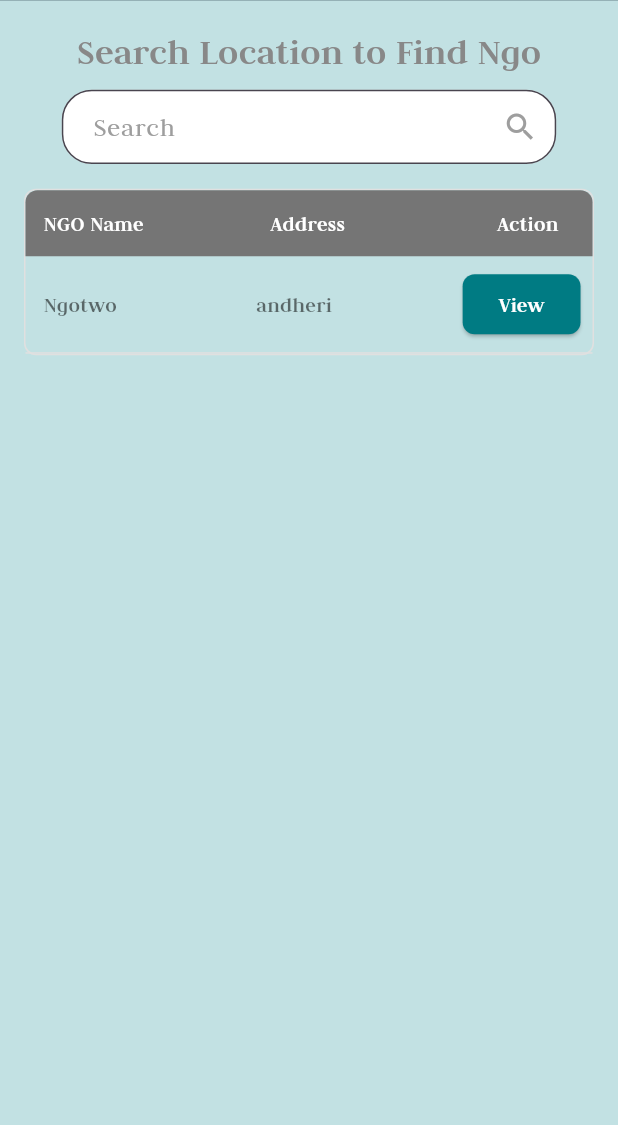
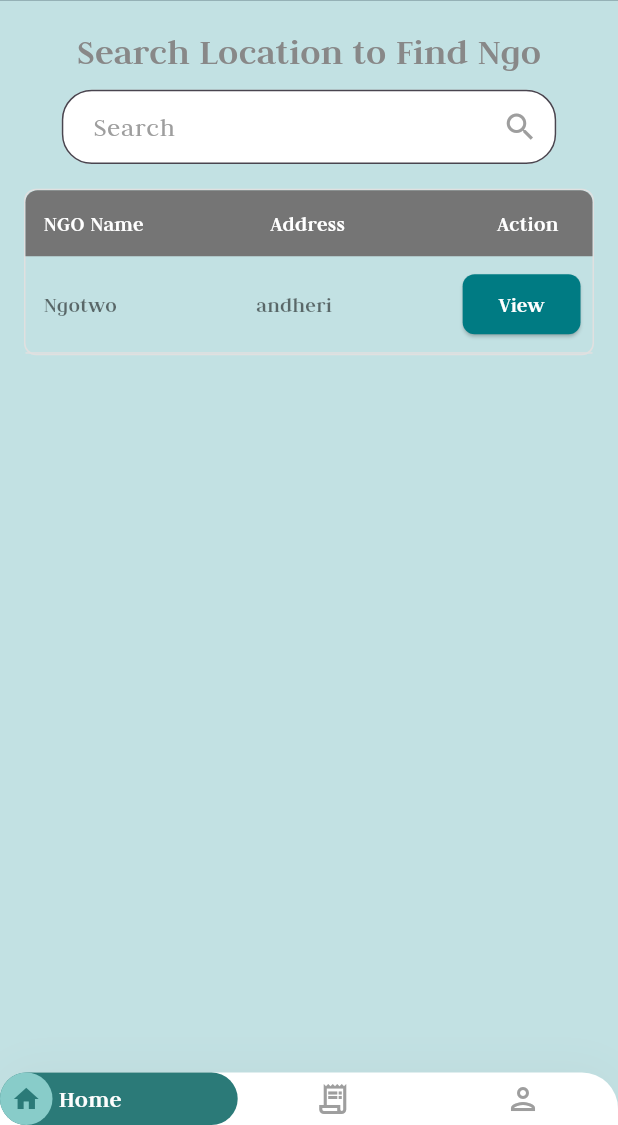
Before and after one commit to Mahmoud031/graduation_project, a Flutter app: the HomeView screen opened by its route, on a phone screen of 412 x 824 dp, the part 111-1236 px from its top. Run offline on Flutter 3.47's test engine with Material 3 defaults, Android fonts, the phone set to English and light mode, and no system bars; our stand-ins replace bloc, cloud_firestore, dartz, dots_indicator, firebase_auth, firebase_core and 5 more; missing offline and left inert: flutter_facebook_auth; accounts and stored records are empty.

Commit message:
custom bottom navigation bart

```diff
--- /dev/null
+++ b/lib/features/home/domain/entities/bottom_navigation_bar_entity.dart
@@ -0,0 +1,35 @@
+import 'package:flutter/material.dart';
+
+class BottomNavigationBarEntity {
+  final Icon activeIcon, inActiveIcon;
+  final String name;
+
+  BottomNavigationBarEntity(
+      {required this.activeIcon,
+      required this.inActiveIcon,
+      required this.name});
+}
+
+List<BottomNavigationBarEntity> get bottomNavigationBarItems => [
+      BottomNavigationBarEntity(
+        activeIcon: Icon(
+          Icons.home,
+          color: Color(0xFF174B4A),
+        ),
+        inActiveIcon: Icon(Icons.home_outlined, color: Colors.grey),
+        name: 'Home',
+      ),
+      BottomNavigationBarEntity(
+        activeIcon: Icon(
+          Icons.receipt_long,
+          color: Color(0xFF174B4A),
+        ),
+        inActiveIcon: Icon(Icons.receipt_long_outlined, color: Colors.grey),
+        name: 'Transactions',
+      ),
+      BottomNavigationBarEntity(
+        activeIcon: Icon(Icons.person, color: Color(0xFF174B4A)),
+        inActiveIcon: Icon(Icons.person_outlined, color: Colors.grey),
+        name: 'Profile',
+      ),
+    ];
--- a/lib/features/home/presentation/views/home_view.dart
+++ b/lib/features/home/presentation/views/home_view.dart
@@ -1,6 +1,7 @@
 import 'package:flutter/material.dart';
 import 'package:graduation_project/core/widgets/custom_side_bar.dart';
 
+import 'widgets/custom_bottom_navigation_bar.dart';
 import 'widgets/home_view_body.dart';
 
 class HomeView extends StatelessWidget {
@@ -9,6 +10,7 @@ class HomeView extends StatelessWidget {
   @override
   Widget build(BuildContext context) {
     return Scaffold(
+      bottomNavigationBar: CustomBottomNavigationBar(),
       backgroundColor: Color(0xFFC2E1E3),
       drawer: const CustomSideBar(),
       body: SafeArea(child: HomeViewBody()),
--- /dev/null
+++ b/lib/features/home/presentation/views/widgets/acitve_item.dart
@@ -0,0 +1,46 @@
+import 'package:flutter/material.dart';
+import 'package:graduation_project/core/utils/app_text_styles.dart';
+
+class ActiveItem extends StatelessWidget {
+  const ActiveItem({super.key, required this.text, required this.icon});
+  final String text;
+  final Icon icon;
+  @override
+  Widget build(BuildContext context) {
+    return Container(
+      decoration: BoxDecoration(
+        color: const Color(0xFF2B7A78),
+        borderRadius: BorderRadius.circular(30),
+      ),
+      child: Row(
+        mainAxisSize: MainAxisSize.min,
+        children: [
+          Container(
+            width: 35,
+            height: 35,
+            decoration: ShapeDecoration(
+              color: const Color(0xFF88CCC9),
+              shape: RoundedRectangleBorder(
+                borderRadius: BorderRadius.circular(30),
+              ),
+            ),
+            child: Center(
+              child: Icon(
+                icon.icon,
+                color: const Color(0xFF2B7A78),
+                size: 20,
+              ),
+            ),
+          ),
+          const SizedBox(width: 4),
+          Text(
+            text,
+            style: TextStyles.textstyle16.copyWith(
+              color: Color(0xFFFDFDFD),
+            ),
+          ),
+        ],
+      ),
+    );
+  }
+}
--- /dev/null
+++ b/lib/features/home/presentation/views/widgets/custom_bottom_navigation_bar.dart
@@ -0,0 +1,54 @@
+import 'package:flutter/material.dart';
+import 'package:graduation_project/features/home/domain/entities/bottom_navigation_bar_entity.dart';
+import 'navigation_bar_item.dart';
+
+class CustomBottomNavigationBar extends StatefulWidget {
+  const CustomBottomNavigationBar({super.key});
+
+  @override
+  State<CustomBottomNavigationBar> createState() =>
+      _CustomBottomNavigationBarState();
+}
+
+class _CustomBottomNavigationBarState extends State<CustomBottomNavigationBar> {
+  int selectedIndex = 0;
+  @override
+  Widget build(BuildContext context) {
+    return Container(
+        decoration: BoxDecoration(
+          color: Colors.white,
+          borderRadius: const BorderRadius.only(
+            topLeft: Radius.circular(24),
+            topRight: Radius.circular(24),
+          ),
+          boxShadow: [
+            BoxShadow(
+              color: Colors.grey.withOpacity(0.1),
+              spreadRadius: 1,
+              blurRadius: 25,
+              offset: const Offset(0, -2),
+            ),
+          ],
+        ),
+        child: Row(
+          children: bottomNavigationBarItems.asMap().entries.map((e) {
+            var index = e.key;
+            var entity = e.value;
+            return Expanded(
+              flex: index == selectedIndex ? 5 : 4,
+              child: GestureDetector(
+                onTap: () {
+                  setState(() {
+                    selectedIndex = index;
+                  });
+                },
+                child: NavigationBarItem(
+                  isSelected: selectedIndex == index,
+                  bottomNavigationBarEntity: entity,
+                ),
+              ),
+            );
+          }).toList(),
+        ));
+  }
+}
--- /dev/null
+++ b/lib/features/home/presentation/views/widgets/in_active_item.dart
@@ -0,0 +1,14 @@
+import 'package:flutter/material.dart';
+
+class InActiveItem extends StatelessWidget {
+  const InActiveItem({
+    super.key,
+    required this.icon,
+  });
+  final Icon icon;
+
+  @override
+  Widget build(BuildContext context) {
+    return icon;
+  }
+}
--- /dev/null
+++ b/lib/features/home/presentation/views/widgets/navigation_bar_item.dart
@@ -0,0 +1,25 @@
+import 'package:flutter/material.dart';
+import 'package:graduation_project/features/home/domain/entities/bottom_navigation_bar_entity.dart';
+import 'package:graduation_project/features/home/presentation/views/widgets/acitve_item.dart';
+
+import 'in_active_item.dart';
+
+class NavigationBarItem extends StatelessWidget {
+  const NavigationBarItem(
+      {super.key,
+      required this.isSelected,
+      required this.bottomNavigationBarEntity});
+  final bool isSelected;
+  final BottomNavigationBarEntity bottomNavigationBarEntity;
+  @override
+  Widget build(BuildContext context) {
+    return isSelected
+        ? ActiveItem(
+            icon: bottomNavigationBarEntity.activeIcon,
+            text: bottomNavigationBarEntity.name,
+        )
+        : InActiveItem(
+            icon: bottomNavigationBarEntity.inActiveIcon,
+          );
+  }
+}
```
